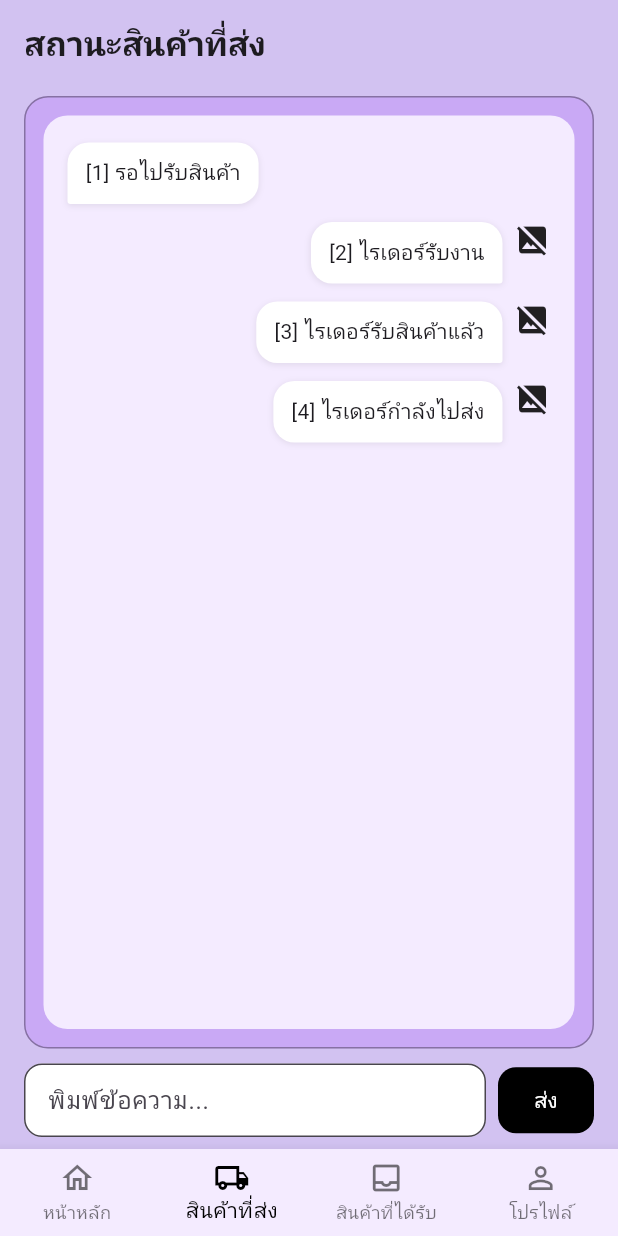
After one commit to jetsada117/mobile_delivery, a Flutter app: the ReceivedStatusPage screen opened directly, on a phone screen of 412 x 824 dp. The commit adds this screen. Run offline on Flutter 3.47's test engine with Material 3 defaults, Android fonts, the phone set to English and light mode, and no system bars; our stand-ins replace cloud_firestore, firebase_core, flutter_map, geolocator, get, image_picker and 2 more; accounts and stored records are empty; network calls fail.

Commit message:
ReceivedStatusPage

```diff
--- a/lib/pages/user_pages/user_ReceivedItems.dart
+++ b/lib/pages/user_pages/user_ReceivedItems.dart
@@ -2,6 +2,7 @@ import 'package:flutter/material.dart';
 import 'package:get/get.dart';
 import 'package:mobile_delivery/pages/user_pages/user_home.dart';
 import 'package:mobile_delivery/pages/user_pages/user_profile.dart';
+import 'package:mobile_delivery/pages/user_pages/user_receivedstatus.dart';
 import 'package:mobile_delivery/pages/user_pages/user_sentItems.dart';
 
 class ReceivedItemsPage extends StatefulWidget {
@@ -48,8 +49,10 @@ class _ReceivedItemsPageState extends State<ReceivedItemsPage> {
         automaticallyImplyLeading: false, // ซ่อนปุ่มย้อนกลับ
         backgroundColor: Colors.transparent,
         elevation: 0,
-        title: const Text('รายการสินค้าที่ได้รับ',
-            style: TextStyle(fontWeight: FontWeight.w800)),
+        title: const Text(
+          'รายการสินค้าที่ได้รับ',
+          style: TextStyle(fontWeight: FontWeight.w800),
+        ),
       ),
 
       // ใช้ Stack เพื่อวางปุ่ม "แผนที่รวม" มุมขวาล่าง
@@ -57,9 +60,15 @@ class _ReceivedItemsPageState extends State<ReceivedItemsPage> {
         children: [
           ListView.separated(
             padding: EdgeInsets.fromLTRB(
-              16, 8, 16, 16 + kBottomNavigationBarHeight,
+              16,
+              8,
+              16,
+              16 + kBottomNavigationBarHeight,
             ),
-            itemBuilder: (_, i) => _ReceivedCard(item: _items[i]),
+            itemBuilder: (_, i) => _ReceivedCard(
+              item: _items[i],
+              onTap: () => Get.to(() => const ReceivedStatusPage()),
+            ),
             separatorBuilder: (_, __) => const SizedBox(height: 12),
             itemCount: _items.length,
           ),
@@ -74,13 +83,18 @@ class _ReceivedItemsPageState extends State<ReceivedItemsPage> {
                 child: ElevatedButton.icon(
                   onPressed: null,
                   icon: const Icon(Icons.map_outlined, size: 16),
-                  label: const Text('แผนที่รวม', style: TextStyle(fontSize: 12)),
+                  label: const Text(
+                    'แผนที่รวม',
+                    style: TextStyle(fontSize: 12),
+                  ),
                   style: ElevatedButton.styleFrom(
                     disabledBackgroundColor: Colors.grey.shade300,
                     disabledForegroundColor: Colors.black87,
                     elevation: 0,
-                    padding:
-                        const EdgeInsets.symmetric(horizontal: 10, vertical: 8),
+                    padding: const EdgeInsets.symmetric(
+                      horizontal: 10,
+                      vertical: 8,
+                    ),
                     shape: RoundedRectangleBorder(
                       borderRadius: BorderRadius.circular(8),
                     ),
@@ -158,14 +172,18 @@ class _ReceivedItem {
 }
 
 class _ReceivedCard extends StatelessWidget {
-  const _ReceivedCard({required this.item});
+  const _ReceivedCard({required this.item, this.onTap});
   final _ReceivedItem item;
+  final VoidCallback? onTap;
 
   @override
   Widget build(BuildContext context) {
     const borderCol = Color(0x55000000);
 
-    return Container(
+    return InkWell(
+      onTap: onTap,
+      borderRadius: BorderRadius.circular(12),
+      child: Container(
         decoration: BoxDecoration(
           color: const Color(0xFFF4EBFF),
           borderRadius: BorderRadius.circular(12),
@@ -198,21 +216,30 @@ class _ReceivedCard extends StatelessWidget {
               child: Column(
                 crossAxisAlignment: CrossAxisAlignment.start,
                 children: [
-                Text(item.name,
+                  Text(
+                    item.name,
                     style: const TextStyle(
-                        fontSize: 16, fontWeight: FontWeight.w700)),
+                      fontSize: 16,
+                      fontWeight: FontWeight.w700,
+                    ),
+                  ),
                   const SizedBox(height: 4),
-                Text('เบอร์ผู้ส่ง : ${item.phone}',
-                    style: const TextStyle(fontSize: 13.5)),
+                  Text(
+                    'เบอร์ผู้ส่ง : ${item.phone}',
+                    style: const TextStyle(fontSize: 13.5),
+                  ),
                   const SizedBox(height: 2),
-                Text('สถานะสินค้า : ${item.status}',
-                    style: const TextStyle(fontSize: 13.5)),
+                  Text(
+                    'สถานะสินค้า : ${item.status}',
+                    style: const TextStyle(fontSize: 13.5),
+                  ),
                 ],
               ),
             ),
 
-          // ปุ่ม "แผนที่" (ยังไม่ทำงาน)
             const SizedBox(width: 8),
+
+            // ปุ่มแผนที่ (ยังไม่ทำงาน)
             SizedBox(
               height: 32,
               child: ElevatedButton.icon(
@@ -223,8 +250,10 @@ class _ReceivedCard extends StatelessWidget {
                   disabledBackgroundColor: Colors.grey.shade300,
                   disabledForegroundColor: Colors.black87,
                   elevation: 0,
-                padding:
-                    const EdgeInsets.symmetric(horizontal: 10, vertical: 8),
+                  padding: const EdgeInsets.symmetric(
+                    horizontal: 10,
+                    vertical: 8,
+                  ),
                   shape: RoundedRectangleBorder(
                     borderRadius: BorderRadius.circular(8),
                   ),
@@ -233,6 +262,7 @@ class _ReceivedCard extends StatelessWidget {
             ),
           ],
         ),
+      ),
     );
   }
 }
--- /dev/null
+++ b/lib/pages/user_pages/user_receivedstatus.dart
@@ -0,0 +1,283 @@
+import 'package:flutter/material.dart';
+import 'package:get/get.dart';
+import 'package:mobile_delivery/pages/user_pages/user_ReceivedItems.dart';
+
+// เปลี่ยน import เหล่านี้ให้ตรงกับโปรเจ็กต์ของคุณ
+import 'package:mobile_delivery/pages/user_pages/user_home.dart';
+import 'package:mobile_delivery/pages/user_pages/user_sentItems.dart';
+import 'package:mobile_delivery/pages/user_pages/user_profile.dart';
+
+class ReceivedStatusPage extends StatefulWidget {
+  const ReceivedStatusPage({super.key});
+
+  @override
+  State<ReceivedStatusPage> createState() => _ReceivedStatusPageState();
+}
+
+class _ReceivedStatusPageState extends State<ReceivedStatusPage> {
+  // โทนสีเดียวกับหน้าที่เหลือ
+  static const bg = Color(0xFFD2C2F1);
+  static const cardBg = Color(0xFFF4EBFF);
+  static const innerCard = Color(0xFFC9A9F5);
+  static const borderCol = Color(0x55000000);
+
+  final _input = TextEditingController();
+  final _scroll = ScrollController();
+  int _navIndex = 1; // อยู่แท็บ "สินค้าที่ส่ง"
+
+  final List<_Msg> _msgs = [
+    const _Msg(
+      text: '[1] รอไปรับสินค้า',
+      side: _Side.left,
+    ),
+    const _Msg(
+      text: '[2] ไรเดอร์รับงาน',
+      side: _Side.right,
+      imageUrl: 'https://picsum.photos/seed/rider/96',
+    ),
+    const _Msg(
+      text: '[3] ไรเดอร์รับสินค้าแล้ว',
+      side: _Side.right,
+      imageUrl: 'https://picsum.photos/seed/pickup/96',
+    ),
+    const _Msg(
+      text: '[4] ไรเดอร์กำลังไปส่ง',
+      side: _Side.right,
+      imageUrl: 'https://picsum.photos/seed/deliver/96',
+    ),
+  ];
+
+  @override
+  void dispose() {
+    _input.dispose();
+    _scroll.dispose();
+    super.dispose();
+  }
+
+  void _send() {
+    final t = _input.text.trim();
+    if (t.isEmpty) return;
+    setState(() {
+      _msgs.add(_Msg(text: t, side: _Side.left));
+      _input.clear();
+    });
+    Future.delayed(const Duration(milliseconds: 50), () {
+      if (_scroll.hasClients) {
+        _scroll.animateTo(
+          _scroll.position.maxScrollExtent + 100,
+          duration: const Duration(milliseconds: 300),
+          curve: Curves.easeOut,
+        );
+      }
+    });
+  }
+
+  @override
+  Widget build(BuildContext context) {
+    return Scaffold(
+      backgroundColor: bg,
+      appBar: AppBar(
+        automaticallyImplyLeading: false,
+        backgroundColor: Colors.transparent,
+        elevation: 0,
+        title: const Text('สถานะสินค้าที่ส่ง',
+            style: TextStyle(fontWeight: FontWeight.w800)),
+      ),
+
+      body: SafeArea(
+        child: Padding(
+          padding: const EdgeInsets.fromLTRB(16, 8, 16, 8),
+          child: Column(
+            crossAxisAlignment: CrossAxisAlignment.start,
+            children: [
+              // การ์ดห้องแชต
+              Expanded(
+                child: Container(
+                  decoration: BoxDecoration(
+                    color: innerCard,
+                    borderRadius: BorderRadius.circular(16),
+                    border: Border.all(color: borderCol),
+                  ),
+                  padding: const EdgeInsets.all(12),
+                  child: Container(
+                    decoration: BoxDecoration(
+                      color: cardBg,
+                      borderRadius: BorderRadius.circular(16),
+                    ),
+                    padding: const EdgeInsets.all(12),
+                    child: ListView.builder(
+                      controller: _scroll,
+                      itemCount: _msgs.length,
+                      itemBuilder: (_, i) => _Bubble(msg: _msgs[i]),
+                    ),
+                  ),
+                ),
+              ),
+              const SizedBox(height: 10),
+
+              // แถบพิมพ์ข้อความ
+              Row(
+                children: [
+                  Expanded(
+                    child: TextField(
+                      controller: _input,
+                      decoration: InputDecoration(
+                        hintText: 'พิมพ์ข้อความ...',
+                        isDense: true,
+                        filled: true,
+                        fillColor: Colors.white,
+                        contentPadding: const EdgeInsets.symmetric(
+                          horizontal: 12,
+                          vertical: 12,
+                        ),
+                        border: OutlineInputBorder(
+                          borderRadius: BorderRadius.circular(12),
+                        ),
+                      ),
+                      onSubmitted: (_) => _send(),
+                    ),
+                  ),
+                  const SizedBox(width: 8),
+                  SizedBox(
+                    height: 44,
+                    child: ElevatedButton(
+                      onPressed: _send,
+                      style: ElevatedButton.styleFrom(
+                        backgroundColor: Colors.black,
+                        foregroundColor: Colors.white,
+                        elevation: 0,
+                        shape: RoundedRectangleBorder(
+                          borderRadius: BorderRadius.circular(12),
+                        ),
+                      ),
+                      child: const Text('ส่ง'),
+                    ),
+                  ),
+                ],
+              ),
+            ],
+          ),
+        ),
+      ),
+
+      // Bottom Navigation
+      bottomNavigationBar: BottomNavigationBar(
+        currentIndex: _navIndex,
+        type: BottomNavigationBarType.fixed,
+        selectedItemColor: Colors.black,
+        unselectedItemColor: Colors.black54,
+        backgroundColor: cardBg,
+        onTap: (i) {
+          if (i == 0) {
+            Get.off(() => const UserHomePage());
+            return;
+          }
+          if (i == 1) {
+            Get.off(() => const SentItemsPage());
+            return;
+          }
+          if (i == 2) {
+            Get.off(() => const ReceivedItemsPage());
+            return;
+          }
+          if (i == 3) {
+            Get.off(() => const UserProfilePage());
+            return;
+          }
+          setState(() => _navIndex = i);
+        },
+        items: const [
+          BottomNavigationBarItem(
+            icon: Icon(Icons.home_outlined),
+            label: 'หน้าหลัก',
+          ),
+          BottomNavigationBarItem(
+            icon: Icon(Icons.local_shipping_outlined),
+            label: 'สินค้าที่ส่ง',
+          ),
+          BottomNavigationBarItem(
+            icon: Icon(Icons.inbox_outlined),
+            label: 'สินค้าที่ได้รับ',
+          ),
+          BottomNavigationBarItem(
+            icon: Icon(Icons.person_outline),
+            label: 'โปรไฟล์',
+          ),
+        ],
+      ),
+    );
+  }
+}
+
+/* ---------- Models & UI pieces ---------- */
+
+enum _Side { left, right }
+
+class _Msg {
+  final String text;
+  final _Side side;
+  final String? imageUrl;
+  const _Msg({required this.text, required this.side, this.imageUrl});
+}
+
+class _Bubble extends StatelessWidget {
+  const _Bubble({required this.msg});
+
+  final _Msg msg;
+
+  @override
+  Widget build(BuildContext context) {
+    final isRight = msg.side == _Side.right;
+
+    return Padding(
+      padding: const EdgeInsets.symmetric(vertical: 6),
+      child: Row(
+        mainAxisAlignment:
+            isRight ? MainAxisAlignment.end : MainAxisAlignment.start,
+        crossAxisAlignment: CrossAxisAlignment.start,
+        children: [
+          if (!isRight) const SizedBox(width: 4),
+          // ข้อความ
+          Flexible(
+            child: Container(
+              decoration: BoxDecoration(
+                color: Colors.white,
+                borderRadius: BorderRadius.only(
+                  topLeft: const Radius.circular(14),
+                  topRight: const Radius.circular(14),
+                  bottomLeft: Radius.circular(isRight ? 14 : 2),
+                  bottomRight: Radius.circular(isRight ? 2 : 14),
+                ),
+                boxShadow: const [
+                  BoxShadow(
+                    color: Color(0x14000000),
+                    blurRadius: 3,
+                    offset: Offset(0, 1),
+                  )
+                ],
+              ),
+              padding: const EdgeInsets.symmetric(horizontal: 12, vertical: 10),
+              child: Text(msg.text),
+            ),
+          ),
+          // รูปเล็กสำหรับสถานะ (ถ้ามี) — วางด้านขวาเหมือนในภาพ
+          if (msg.imageUrl != null) ...[
+            const SizedBox(width: 8),
+            ClipRRect(
+              borderRadius: BorderRadius.circular(10),
+              child: Image.network(
+                msg.imageUrl!,
+                width: 44,
+                height: 44,
+                fit: BoxFit.cover,
+                errorBuilder: (_, __, ___) =>
+                    const Icon(Icons.image_not_supported),
+              ),
+            ),
+          ],
+          if (isRight) const SizedBox(width: 4),
+        ],
+      ),
+    );
+  }
+}
```
Lines whose indentation alone changed are shown as unchanged.
